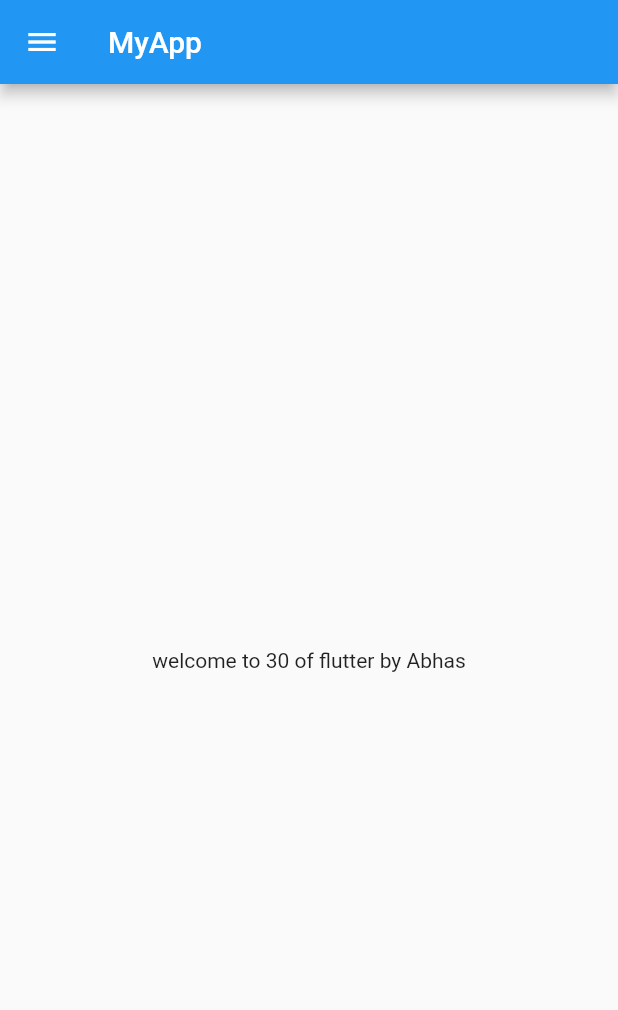
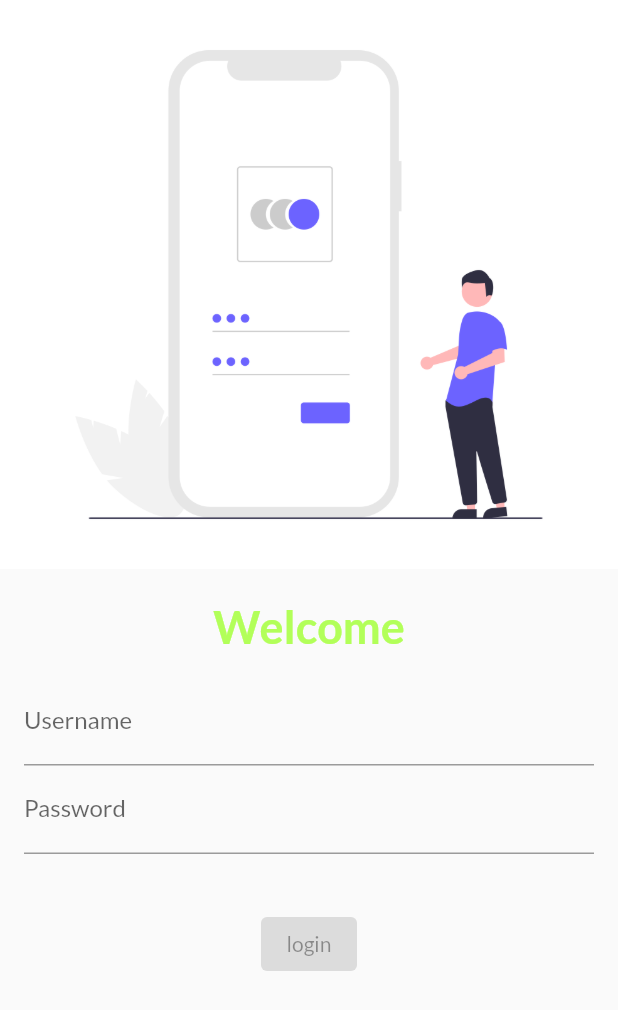
Before and after one commit to AbhasShandilya/Flutter, a Flutter app: the screen it shows after launch, on a phone screen of 412 x 824 dp. Shown: the top 1010 px of the screen. Run offline on Flutter 3.47's test engine with Material 2 defaults, Android fonts, the phone set to English and light mode, and no system bars; our stand-ins replace google_fonts; statements that could not run were skipped.

Commit message:
day4 completed

```diff
--- a/lib/main.dart
+++ b/lib/main.dart
@@ -1,5 +1,7 @@
 import 'package:flutter/material.dart';
-import 'package:flutter_application_1/home_page.dart';
+import 'package:flutter_application_1/pages/Login_page.dart';
+import 'pages/home_page.dart';
+import 'package:google_fonts/google_fonts.dart';
 
 void main() {
   runApp(Myapp());
@@ -11,7 +13,19 @@ class Myapp extends StatelessWidget {
   @override
   Widget build(BuildContext context) {
     return MaterialApp(
-      home: HomePage(),
+      themeMode: ThemeMode.light,
+      theme: ThemeData(primarySwatch: Colors.blueGrey,
+      fontFamily: GoogleFonts.lato().fontFamily,
+      primaryTextTheme: GoogleFonts.latoTextTheme()),
+      darkTheme: ThemeData(
+        brightness: Brightness.light,
+      ),
+      initialRoute: "/",
+      routes: {
+        "/": (context) => LoginPage(),
+        "/home": (context) => HomePage(),
+        "/login": (context) => LoginPage(),
+      },
     );
   }
 }
--- /dev/null
+++ b/lib/pages/Login_page.dart
@@ -0,0 +1,60 @@
+import 'package:flutter/material.dart';
+
+class LoginPage extends StatelessWidget {
+  const LoginPage({super.key});
+
+  @override
+  Widget build(BuildContext context) {
+    return Material(
+      child: Column(
+        children: [
+          Image.asset(
+            "assets/images/loginimg.png",
+            fit: BoxFit.cover,
+          ),
+          SizedBox(
+            height: 20,
+          ),
+          Text(
+            "Welcome",
+            style: TextStyle(
+              fontSize: 30,
+              fontWeight: FontWeight.bold,
+              color: Colors.lightGreenAccent,
+            ),
+          ),
+          Padding(
+            padding: const EdgeInsets.all(16.0),
+            child: Column(
+              children: [
+                TextFormField(
+                  decoration: InputDecoration(
+                    hintText: "Enter username",
+                    labelText: "Username",
+                  ),
+                ),
+                TextFormField(
+                  obscureText: true,
+                  decoration: InputDecoration(
+                    hintText: "Enter password",
+                    labelText: "Password",
+                  ),
+                ),
+              ],
+            ),
+          ),
+          SizedBox(
+            height: 20,
+          ),
+          ElevatedButton(
+            onPressed: () {
+              print("login failed!")
+            },
+            child: Text("login"),
+            style: TextButton.styleFrom(),
+          ),
+        ],
+      ),
+    );
+  }
+}
--- a/pubspec.yaml
+++ b/pubspec.yaml
@@ -36,6 +36,7 @@ dependencies:
   # The following adds the Cupertino Icons font to your application.
   # Use with the CupertinoIcons class for iOS style icons.
   cupertino_icons: ^1.0.2
+  google_fonts: ^3.0.1
 
 dev_dependencies:
   flutter_test:
@@ -60,8 +61,8 @@ flutter:
   uses-material-design: true
 
   # To add assets to your application, add an assets section, like this:
-  # assets:
-  #   - images/a_dot_burr.jpeg
+  assets:
+    - assets/images/
   #   - images/a_dot_ham.jpeg
 
   # An image asset can refer to one or more resolution-specific "variants", see
```
Also changed, not shown: assets/images/loginimage.png (added), assets/images/loginimg.png (added), lib/pages/home_page.dart (renamed from lib/home_page.dart), pubspec.lock, 2 other files.
